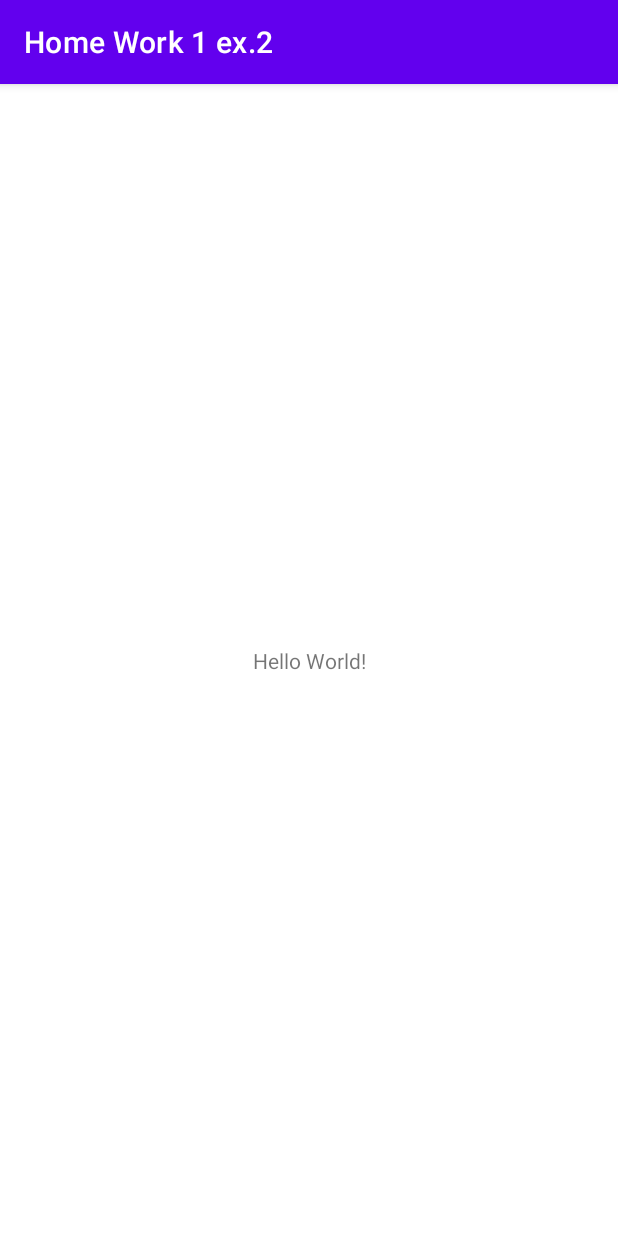
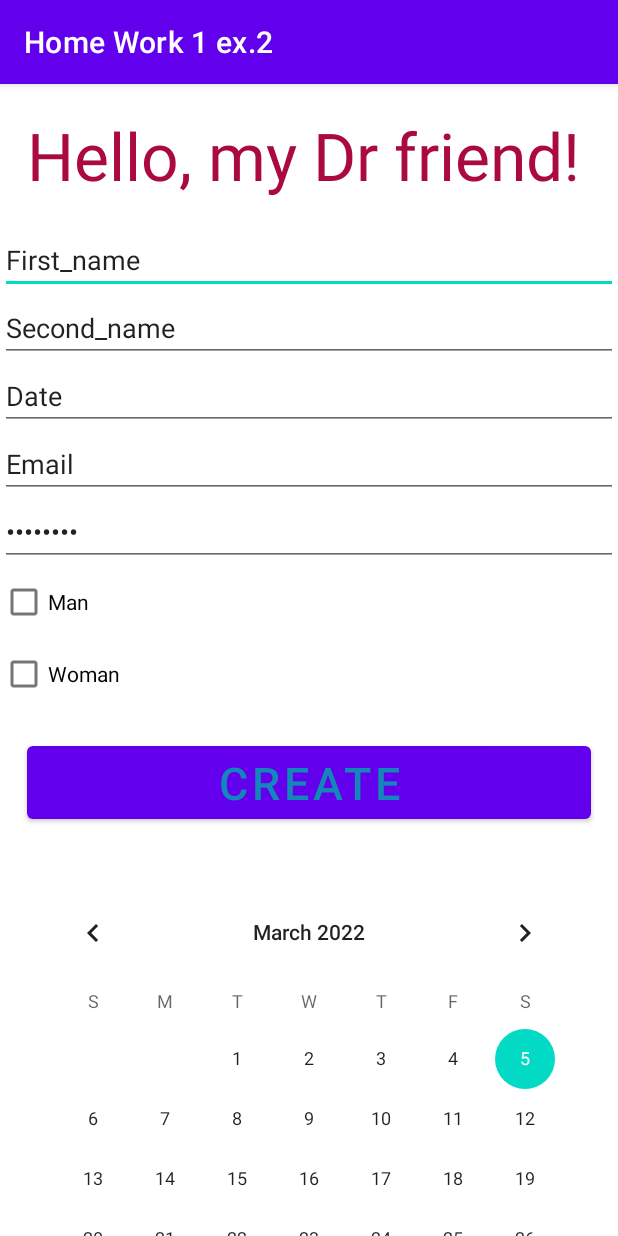
Before and after one commit to SvetlanaSidorkina/HW1_2, an Android app: the screen it shows after launch (MainActivity), on a phone screen of 412 x 824 dp. Run offline under Robolectric (Android 15) with nearby library versions, the phone set to English and light mode, and no system bars.

Commit message:
Add EditText with attributes, Button, CheckBox, CalendarView

```diff
--- a/app/src/main/res/layout/activity_main.xml
+++ b/app/src/main/res/layout/activity_main.xml
@@ -1,18 +1,79 @@
 <?xml version="1.0" encoding="utf-8"?>
-<androidx.constraintlayout.widget.ConstraintLayout xmlns:android="http://schemas.android.com/apk/res/android"
+<ScrollView xmlns:android="http://schemas.android.com/apk/res/android"
     xmlns:app="http://schemas.android.com/apk/res-auto"
     xmlns:tools="http://schemas.android.com/tools"
     android:layout_width="match_parent"
     android:layout_height="match_parent"
     tools:context=".MainActivity">
 
-    <TextView
-        android:layout_width="wrap_content"
-        android:layout_height="wrap_content"
-        android:text="Hello World!"
-        app:layout_constraintBottom_toBottomOf="parent"
-        app:layout_constraintLeft_toLeftOf="parent"
-        app:layout_constraintRight_toRightOf="parent"
-        app:layout_constraintTop_toTopOf="parent" />
+    <LinearLayout
+        android:layout_width="match_parent"
+        android:layout_height="match_parent"
+        android:orientation="vertical">
 
-</androidx.constraintlayout.widget.ConstraintLayout>
+        <TextView
+            android:id="@+id/greetings_text_view"
+            android:layout_width="wrap_content"
+            android:layout_height="wrap_content"
+            android:layout_margin="18dp"
+            android:text="Hello, my Dr friend!"
+            android:textColor="#AA0A40"
+            android:textSize="44sp" />
+
+        <EditText
+            android:layout_width="match_parent"
+            android:layout_height="wrap_content"
+            android:inputType="textPersonName"
+            android:text="First_name" />
+
+        <EditText
+            android:layout_width="match_parent"
+            android:layout_height="wrap_content"
+            android:inputType="textPersonName"
+            android:text="Second_name" />
+
+        <EditText
+            android:layout_width="match_parent"
+            android:layout_height="wrap_content"
+            android:inputType="number"
+            android:text="Date" />
+
+        <EditText
+            android:layout_width="match_parent"
+            android:layout_height="wrap_content"
+            android:inputType="textEmailAddress"
+            android:text="Email" />
+
+        <EditText
+            android:layout_width="match_parent"
+            android:layout_height="wrap_content"
+            android:inputType="textPassword"
+            android:text="password" />
+
+        <CheckBox
+            android:id="@+id/man_check"
+            android:layout_width="match_parent"
+            android:layout_height="wrap_content"
+            android:text="Man" />
+
+        <CheckBox
+            android:id="@+id/woman_check"
+            android:layout_width="match_parent"
+            android:layout_height="wrap_content"
+            android:text="Woman" />
+
+        <Button
+            android:layout_width="match_parent"
+            android:layout_height="wrap_content"
+            android:layout_margin="18dp"
+            android:text="Create"
+            android:textColor="#1386BA"
+            android:textSize="30sp" />
+
+        <CalendarView
+            android:layout_width="match_parent"
+            android:layout_height="wrap_content"
+            android:layout_margin="18dp" />
+
+    </LinearLayout>
+</ScrollView>
```
